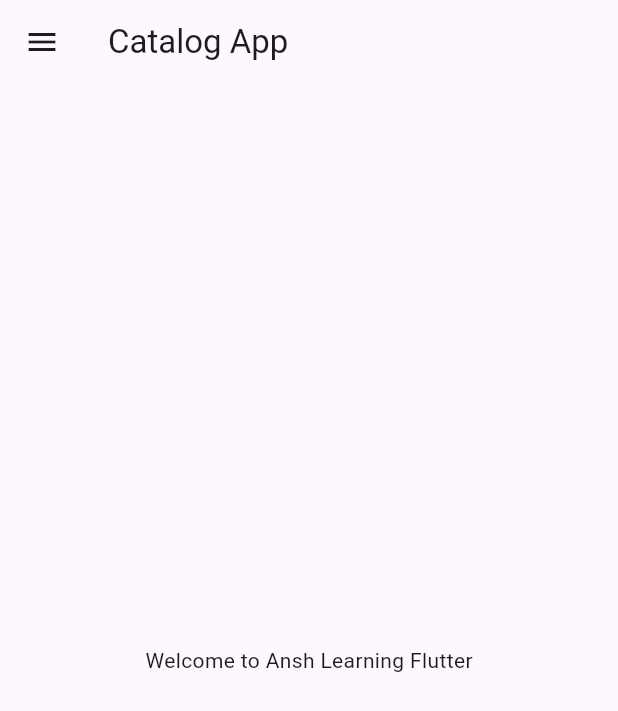
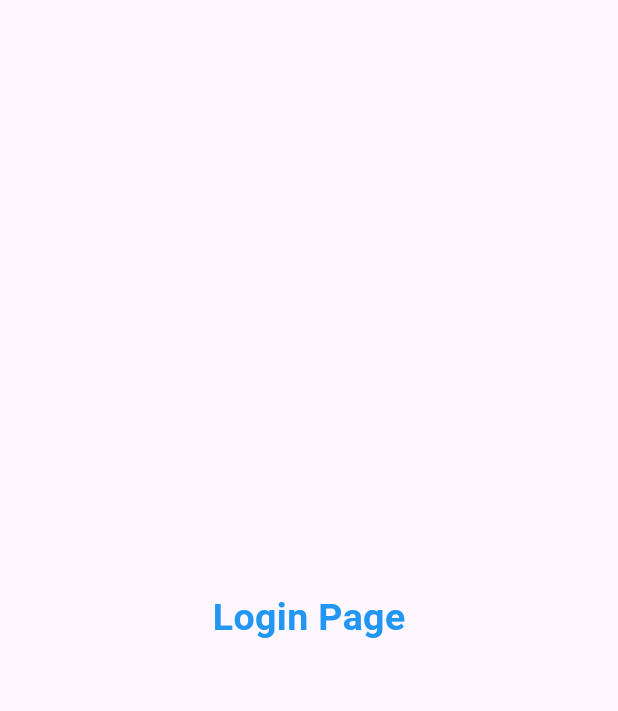
Before and after one commit to anshwastaken/10DaysFlutter, a Flutter app: the screen it shows after launch, on a phone screen of 412 x 824 dp. Shown: the top 711 px of the screen. Run offline on Flutter 3.47's test engine with Material 3 defaults, Android fonts, the phone set to English and light mode, and no system bars.

Commit message:
First day complete

```diff
--- /dev/null
+++ b/lib/login_page.dart
@@ -0,0 +1,19 @@
+import 'package:flutter/material.dart';
+
+class LoginPage extends StatelessWidget {
+  const LoginPage({super.key});
+
+  @override
+  Widget build(BuildContext context) {
+    return Material(
+      child: Center(
+        child: Text("Login Page",style: TextStyle(
+          fontSize: 25,
+          fontWeight: FontWeight.bold,
+          color: Colors.blue
+        ),
+        ),
+      ),
+    );
+  }
+}
--- a/lib/main.dart
+++ b/lib/main.dart
@@ -1,5 +1,6 @@
 import 'package:flutter/material.dart';
 import 'package:flutter_learning/home_page.dart';
+import 'package:flutter_learning/login_page.dart';
 
 void main() {
   runApp(const MyApp());
@@ -12,7 +13,13 @@ class MyApp extends StatelessWidget {
   Widget build(BuildContext context) {
     return MaterialApp(
       debugShowCheckedModeBanner: false,
-      home: HomePage()
+      themeMode: ThemeMode.light,
+      theme: ThemeData(primarySwatch: Colors.deepPurple),
+      darkTheme: ThemeData(brightness: Brightness.dark),
+      routes:{
+        "/" :(context) => LoginPage(),
+        "/login":(context) => HomePage()
+      },
     );
   }
 }
```
